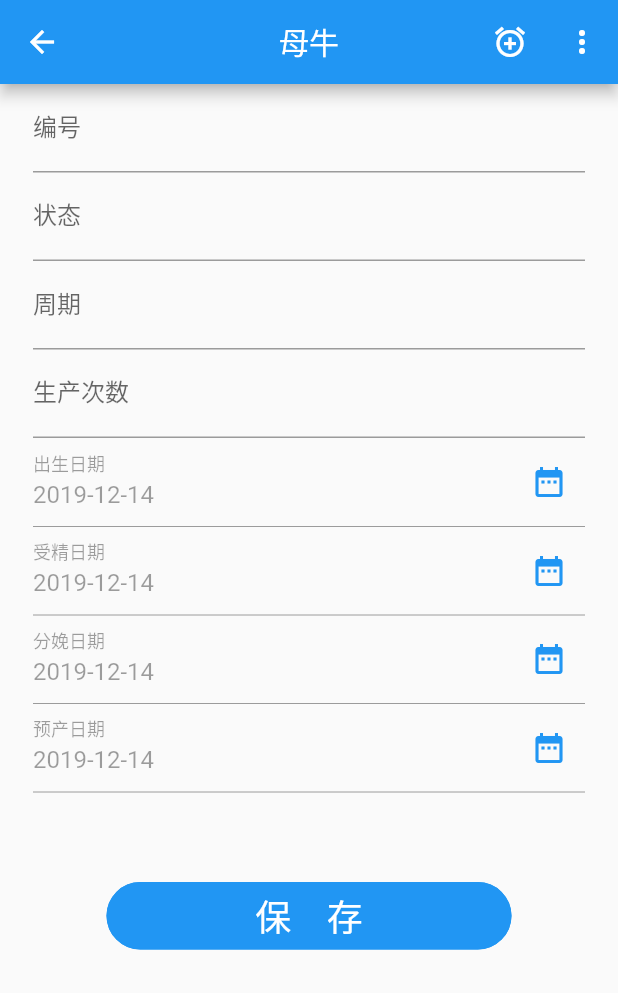
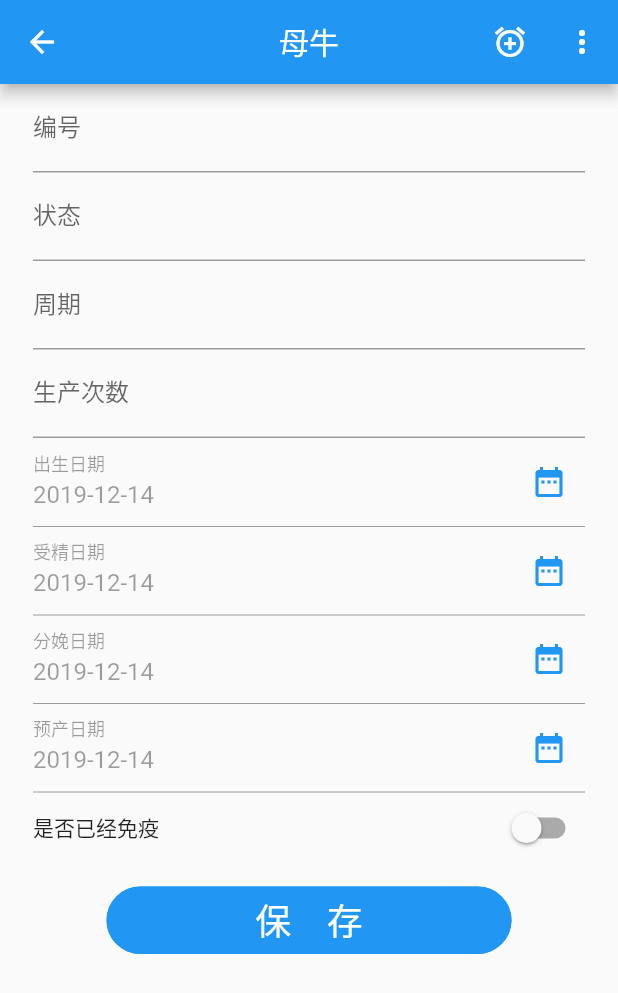
Before and after one commit to fivem/flutter_shiniu, a Flutter app: the CowFormPage screen opened directly, on a phone screen of 412 x 824 dp. Shown: the top 993 px of the screen. Run offline on Flutter 3.47's test engine with Material 2 defaults, Android fonts, the phone set to English and light mode, and no system bars; our stand-ins replace date_format, dio, sqflite; missing offline and left inert: mock_web_server; accounts and stored records are empty.

```diff
--- a/lib/main/producePage/productDetailPage/cowFormPage.dart
+++ b/lib/main/producePage/productDetailPage/cowFormPage.dart
@@ -21,7 +21,7 @@ class _CowFormPageState extends State<CowFormPage> {
   TextEditingController _EDCDateController = TextEditingController(text: formatDate(DateTime.now(), [yyyy, "-", mm, "-", dd]));
 
   CowEntity cowEntity = new CowEntity();
-
+  int _immuno = 0;
   @override
   Widget build(BuildContext context) {
 
@@ -33,18 +33,21 @@ class _CowFormPageState extends State<CowFormPage> {
           padding: EdgeInsets.symmetric(horizontal: 22.0),
           children: <Widget>[
              TextFormField(
+               enabled: widget.enable,
                decoration: InputDecoration(
                 labelText: '编号',
                ),
                onSaved: (String value) => cowEntity.cowCode = value,
             ),
             TextFormField(
+              enabled: widget.enable,
               decoration: InputDecoration(
                 labelText: '状态'
               ),
               onSaved: (String value) => cowEntity.state = value,
             ),
             TextFormField(
+              enabled: widget.enable,
               decoration: InputDecoration(
                 labelText: '周期'
               ),
@@ -54,6 +57,7 @@ class _CowFormPageState extends State<CowFormPage> {
               },
             ),
             TextFormField(
+             enabled: widget.enable,
              keyboardType: TextInputType.number,
              decoration: InputDecoration(
                  labelText: '生产次数'
@@ -68,8 +72,33 @@ class _CowFormPageState extends State<CowFormPage> {
             _buildDateElement(_childbirthDateController, '分娩日期', cowEntity.childbirthDate,(String date)=>cowEntity.childbirthDate = date),
 
             _buildDateElement(_EDCDateController, '预产日期', cowEntity.EDC,(String date)=>cowEntity.EDC = date),
+            Row(
+             children: <Widget>[
+               Text('是否已经免疫'),
+               /*Radio(value: 1, groupValue: this._immuno, onChanged: (value)=>setState((){this._immuno = value;})),
+               Text("是"),
+               Radio(value: 0, groupValue: this._immuno, onChanged: (value)=>setState((){this._immuno = value;})),
+               Text("否"),*/
+               Expanded(
+                 child:Align(
+                 alignment: Alignment.centerRight,
+                 child: Switch(
+                   value: this._immuno==0?false:true,
+                   onChanged: (value){
+                     if(widget.enable!=false){
+                       setState(() {
+                         this._immuno = value?1:0;
+                       });
+                     }
+                   },
+                 ),
+               )
+               )
 
-             SizedBox(height: 60.0),
+             ],
+            ),
+
+            SizedBox(height: 15.0),
             Align(
              child:SizedBox(
                height: 45.0,
@@ -88,9 +117,7 @@ class _CowFormPageState extends State<CowFormPage> {
                    if(_formKey.currentState.validate()){
                      _formKey.currentState.save();
                    }
-
                  }
-
                ),
              )
            )
```
Lines whose indentation alone changed are shown as unchanged.
